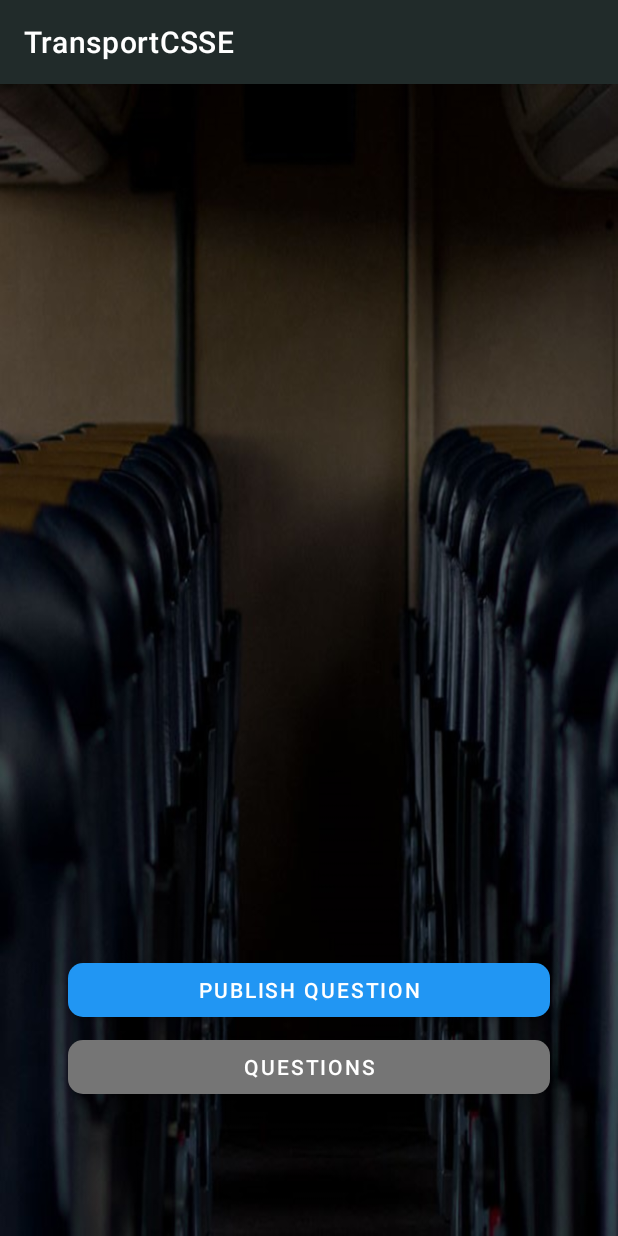
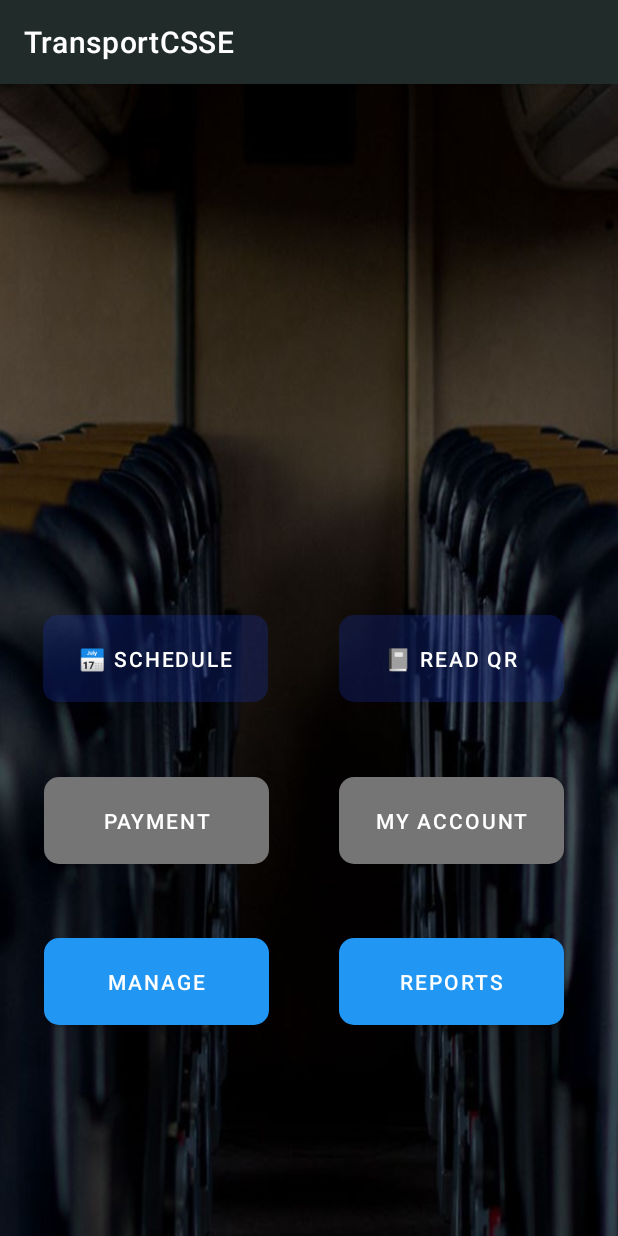
Before and after one commit to DhanukaDB/TransportCSSE, an Android app: the Home screen opened directly, with no data from a screen before it, on a phone screen of 412 x 824 dp. Run offline under Robolectric (Android 15) with nearby library versions, the phone set to English and light mode, and no system bars.

Commit message:
Home and UserProfile

```diff
--- a/app/src/main/AndroidManifest.xml
+++ b/app/src/main/AndroidManifest.xml
@@ -13,6 +13,7 @@
         android:theme="@style/Theme.TransportCSSE"
         tools:targetApi="31">
 
+        <activity android:name=".UserProfile" />
         <activity android:name=".ScanQR" />
         <activity android:name=".Home" />
         <activity android:name=".Signup" />
--- a/app/src/main/java/com/csse/transportcsse/Home.java
+++ b/app/src/main/java/com/csse/transportcsse/Home.java
@@ -19,14 +19,14 @@ public class Home extends AppCompatActivity {
         super.onCreate(savedInstanceState);
         setContentView(R.layout.activity_home);
 
-        btnbmn = findViewById(R.id.btnbmn);
+        btnbmn = findViewById(R.id.btnqr);
 
         btnbmn.setOnClickListener(new View.OnClickListener() {
             @Override
             public void onClick(View v) {
 
 
-                startActivity(new Intent(Home.this, Signup.class));
+                startActivity(new Intent(Home.this, ScanQR.class));
             }
         });
 
--- a/app/src/main/java/com/csse/transportcsse/MainActivity.java
+++ b/app/src/main/java/com/csse/transportcsse/MainActivity.java
@@ -42,7 +42,7 @@ public class MainActivity extends AppCompatActivity {
         button = findViewById(R.id.button);
         editTextTextEmailAddress2 = findViewById(R.id.editTextTextEmailAddress2);
         editTextTextPassword = findViewById(R.id.editTextTextPassword);
-        button.setOnClickListener(v -> startActivity(new Intent(MainActivity.this, Signup.class)));
+        button.setOnClickListener(v -> startActivity(new Intent(MainActivity.this, UserProfile.class)));
 
 
     }
@@ -80,8 +80,8 @@ public class MainActivity extends AppCompatActivity {
                         String nicFromDB = dataSnapshot.child(enteredUsername).child("nic").getValue(String.class);
 
 
-                        Intent intent = new Intent(getApplicationContext(),Signup.class);
-                        Intent intent1 = new Intent(getApplicationContext(),Signup.class);
+                        Intent intent = new Intent(getApplicationContext(),UserProfile.class);
+                        Intent intent1 = new Intent(getApplicationContext(),UserProfile.class);
 
 
                         intent.putExtra("name",nameFromDB);
--- a/app/src/main/res/layout/activity_home.xml
+++ b/app/src/main/res/layout/activity_home.xml
@@ -8,31 +8,93 @@
     android:background="@drawable/homebg">
 
     <Button
-        android:id="@+id/btnbmn"
-        android:layout_width="321dp"
-        android:layout_height="48dp"
-        android:text="Publish Question"
+        android:id="@+id/btnqr"
+        android:layout_width="150dp"
+        android:layout_height="70dp"
+        android:text="📓 Read QR"
+        android:textAllCaps="true"
+        app:backgroundTint="@color/primaryhomebtn"
+        app:cornerRadius="10dp"
+        app:layout_constraintBottom_toBottomOf="parent"
+        app:layout_constraintEnd_toEndOf="parent"
+        app:layout_constraintHorizontal_bias="0.862"
+        app:layout_constraintStart_toStartOf="parent"
+        app:layout_constraintTop_toTopOf="parent"
+        app:layout_constraintVertical_bias="0.499" />
+
+    <Button
+        android:id="@+id/btnbmn2"
+        android:layout_width="150dp"
+        android:layout_height="70dp"
+        android:text="📅 Schedule"
+        android:textAllCaps="true"
+        app:backgroundTint="@color/primaryhomebtn"
+        app:cornerRadius="10dp"
+        app:layout_constraintBottom_toBottomOf="parent"
+        app:layout_constraintEnd_toEndOf="parent"
+        app:layout_constraintHorizontal_bias="0.11"
+        app:layout_constraintStart_toStartOf="parent"
+        app:layout_constraintTop_toTopOf="parent"
+        app:layout_constraintVertical_bias="0.499" />
+
+    <Button
+        android:id="@+id/btnbmn3"
+        android:layout_width="150dp"
+        android:layout_height="70dp"
+        android:text="Manage"
         android:textAllCaps="true"
         app:backgroundTint="@color/primarybtn"
         app:cornerRadius="10dp"
         app:layout_constraintBottom_toBottomOf="parent"
         app:layout_constraintEnd_toEndOf="parent"
+        app:layout_constraintHorizontal_bias="0.111"
         app:layout_constraintStart_toStartOf="parent"
         app:layout_constraintTop_toTopOf="parent"
-        app:layout_constraintVertical_bias="0.806" />
+        app:layout_constraintVertical_bias="0.807" />
+
+    <Button
+        android:id="@+id/btnbmn4"
+        android:layout_width="150dp"
+        android:layout_height="70dp"
+        android:text="Reports"
+        android:textAllCaps="true"
+        app:backgroundTint="@color/primarybtn"
+        app:cornerRadius="10dp"
+        app:layout_constraintBottom_toBottomOf="parent"
+        app:layout_constraintEnd_toEndOf="parent"
+        app:layout_constraintHorizontal_bias="0.862"
+        app:layout_constraintStart_toStartOf="parent"
+        app:layout_constraintTop_toTopOf="parent"
+        app:layout_constraintVertical_bias="0.807" />
 
     <Button
         android:id="@+id/btnque"
-        android:layout_width="321dp"
-        android:layout_height="48dp"
-        android:text="Questions"
+        android:layout_width="150dp"
+        android:layout_height="70dp"
+        android:text="Payment"
         android:textAllCaps="true"
         app:backgroundTint="@color/secondarybtn"
         app:cornerRadius="10dp"
         app:layout_constraintBottom_toBottomOf="parent"
         app:layout_constraintEnd_toEndOf="parent"
+        app:layout_constraintHorizontal_bias="0.111"
         app:layout_constraintStart_toStartOf="parent"
         app:layout_constraintTop_toTopOf="parent"
-        app:layout_constraintVertical_bias="0.877" />
+        app:layout_constraintVertical_bias="0.653" />
+
+    <Button
+        android:id="@+id/btnque2"
+        android:layout_width="150dp"
+        android:layout_height="70dp"
+        android:text="My Account"
+        android:textAllCaps="true"
+        app:backgroundTint="@color/secondarybtn"
+        app:cornerRadius="10dp"
+        app:layout_constraintBottom_toBottomOf="parent"
+        app:layout_constraintEnd_toEndOf="parent"
+        app:layout_constraintHorizontal_bias="0.862"
+        app:layout_constraintStart_toStartOf="parent"
+        app:layout_constraintTop_toTopOf="parent"
+        app:layout_constraintVertical_bias="0.653" />
 
 </androidx.constraintlayout.widget.ConstraintLayout>
--- a/app/src/main/res/values/colors.xml
+++ b/app/src/main/res/values/colors.xml
@@ -10,4 +10,5 @@
     <color name="primarybtn">#2196F3</color>
     <color name="secondarybtn">#757575</color>
     <color name="deletebtn">#640D0D</color>
+    <color name="primaryhomebtn">#441934BA</color>
 </resources>
```
Also changed, not shown: app/src/main/java/com/csse/transportcsse/UserProfile.java (added, +138 -0 lines).
